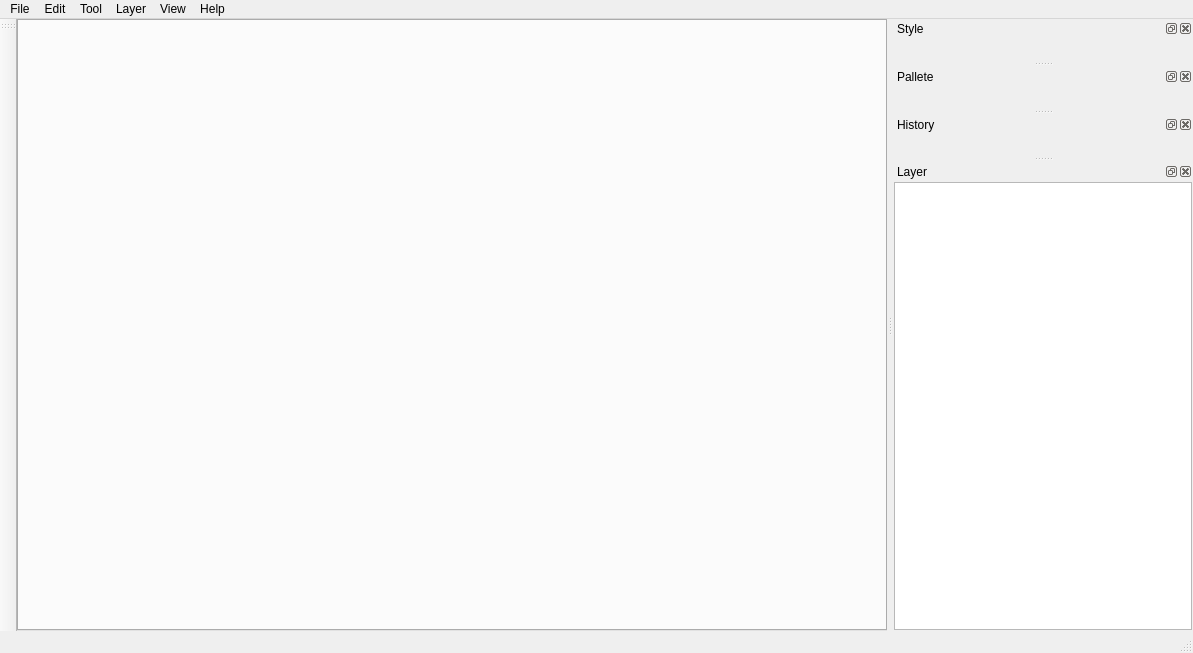
First picture: the form in modules/widget/seditor.ui, repository SGIS-Dev-Team/SGIS, before the edit.
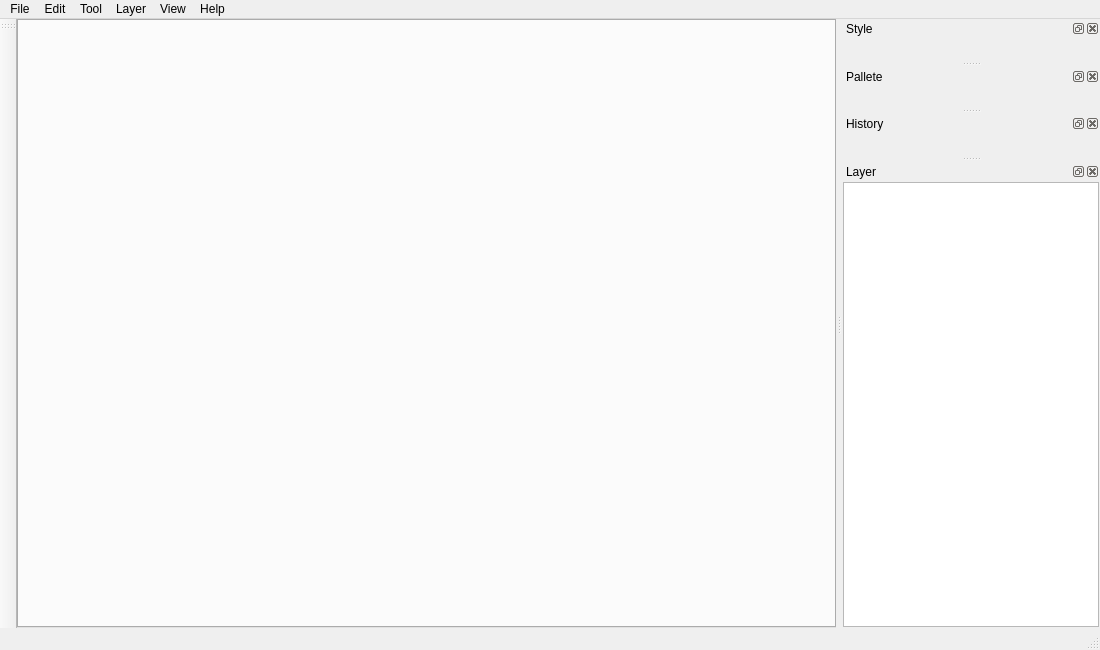
Second picture: the form after the edit. Custom widgets are drawn as their Qt base class.

Diff of the .ui file:
```diff
--- a/modules/widget/seditor.ui
+++ b/modules/widget/seditor.ui
@@ -6,8 +6,8 @@
    <rect>
     <x>0</x>
     <y>0</y>
-    <width>1193</width>
-    <height>653</height>
+    <width>1100</width>
+    <height>650</height>
    </rect>
   </property>
   <property name="windowTitle">
@@ -44,7 +44,7 @@
     <rect>
      <x>0</x>
      <y>0</y>
-     <width>1193</width>
+     <width>1100</width>
      <height>26</height>
     </rect>
    </property>
@@ -232,12 +232,6 @@
     <number>2</number>
    </attribute>
    <widget class="QWidget" name="mDockLayerWidget">
-    <property name="minimumSize">
-     <size>
-      <width>300</width>
-      <height>0</height>
-     </size>
-    </property>
     <layout class="QHBoxLayout" name="horizontalLayout_2">
      <property name="leftMargin">
       <number>1</number>
```
Left out of the diff: 12 changed lines with no effect on the pictures.
